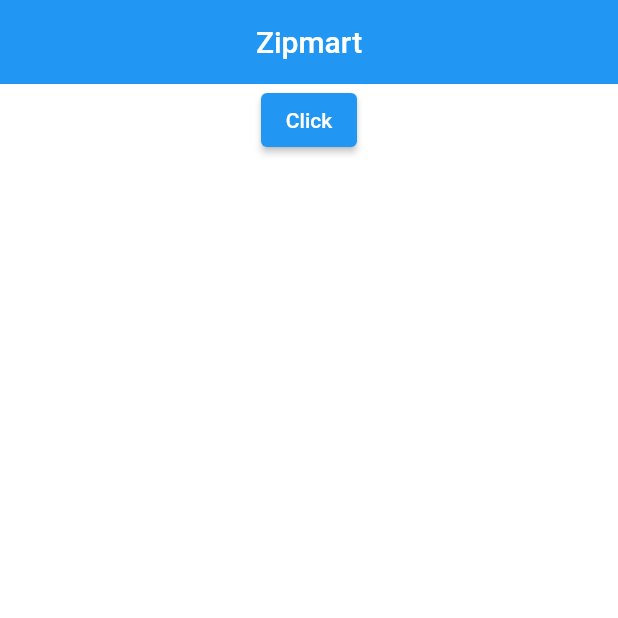
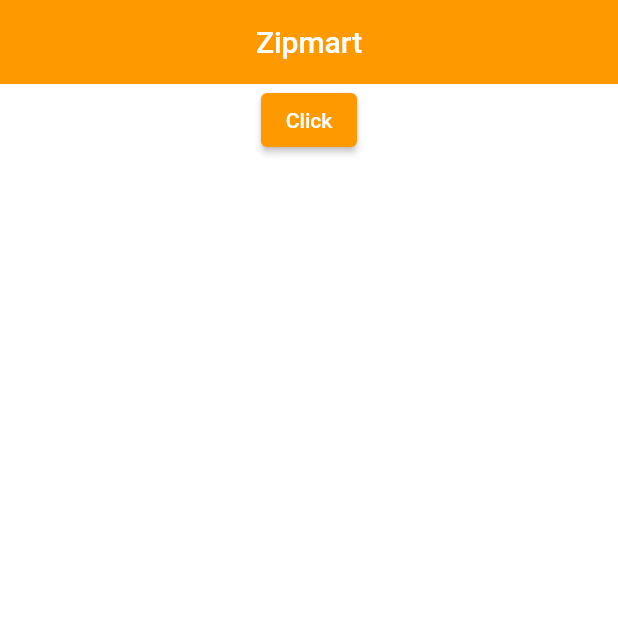
Before and after one commit to raiyan22/zipmart, a Flutter app: the screen it shows after launch, on a phone screen of 412 x 824 dp, the top half of it. Run offline on Flutter 3.47's test engine with Material 2 defaults, Android fonts, the phone set to English and light mode, and no system bars.

Commit message:
added color scheme

```diff
--- a/lib/main.dart
+++ b/lib/main.dart
@@ -15,6 +15,9 @@
       title: 'Flutter Demo',
       theme: ThemeData(
         scaffoldBackgroundColor: GlobalVar.backgroundColor,
+        colorScheme: ColorScheme.light(
+          primary: GlobalVar.secondaryColor,
+        ),
         appBarTheme: const AppBarTheme(
           elevation: 0,
           iconTheme: IconThemeData(
```
